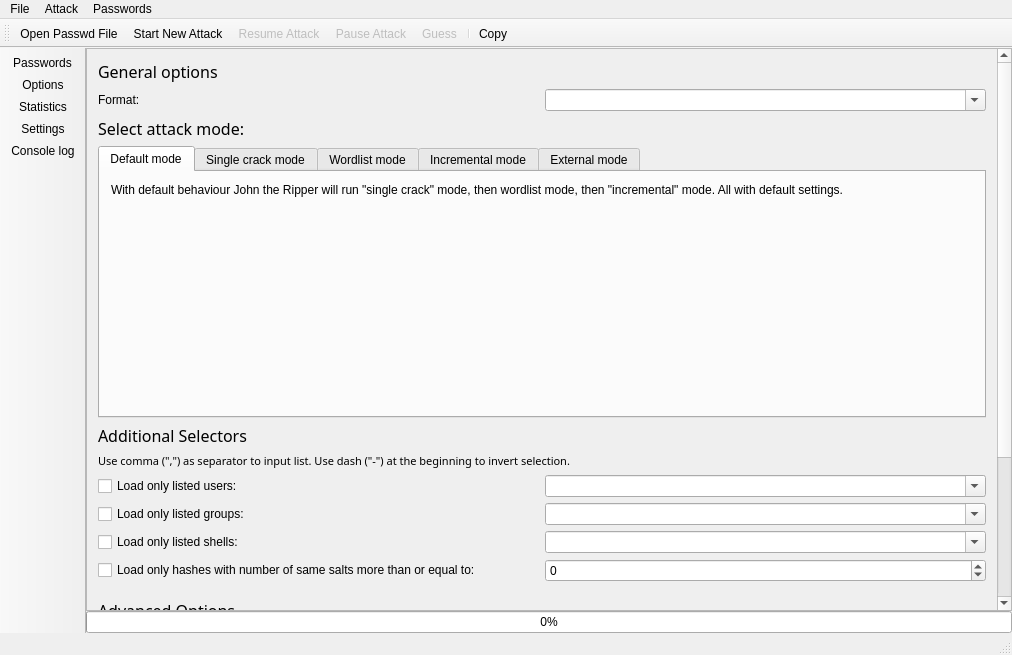
Before: the Qt Designer form mainwindow.ui in openwall/johnny, drawn with Qt 5.
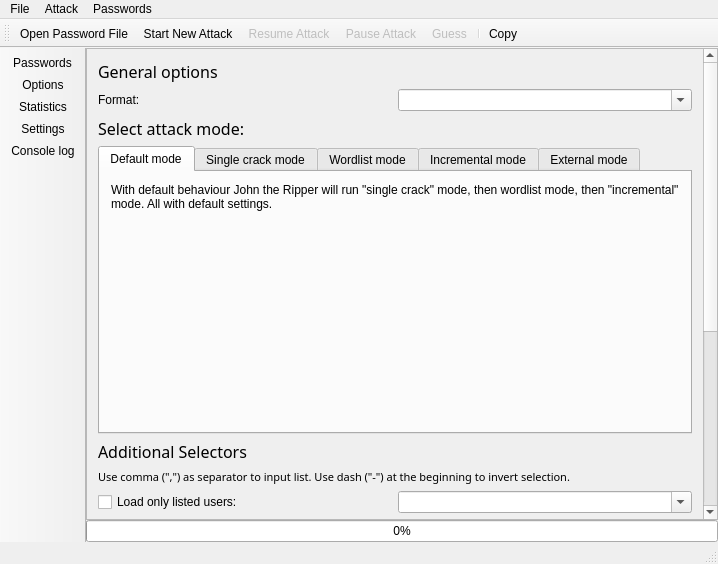
After: the same form once the commit is applied. Icons and pictures are not drawn. Custom widgets are drawn as their Qt base class.

Commit message: Refine app keyboard shortcuts and menubar actions.

Diff of the .ui file:
```diff
--- a/mainwindow.ui
+++ b/mainwindow.ui
@@ -6,8 +6,8 @@
    <rect>
     <x>0</x>
     <y>0</y>
-    <width>1012</width>
-    <height>655</height>
+    <width>718</width>
+    <height>564</height>
    </rect>
   </property>
   <property name="sizePolicy">
@@ -107,8 +107,8 @@
             <rect>
              <x>0</x>
              <y>0</y>
-             <width>900</width>
-             <height>864</height>
+             <width>640</width>
+             <height>899</height>
             </rect>
            </property>
            <layout class="QVBoxLayout" name="verticalLayout_5">
@@ -1024,8 +1024,8 @@
     <rect>
      <x>0</x>
      <y>0</y>
-     <width>1012</width>
-     <height>27</height>
+     <width>718</width>
+     <height>22</height>
     </rect>
    </property>
    <widget class="QMenu" name="menuFile">
@@ -1071,8 +1071,8 @@
    </property>
    <property name="iconSize">
     <size>
-     <width>80</width>
-     <height>50</height>
+     <width>32</width>
+     <height>32</height>
     </size>
    </property>
    <property name="toolButtonStyle">
@@ -1097,7 +1097,7 @@
     </iconset>
    </property>
    <property name="text">
-    <string>Open Passwd File</string>
+    <string>Open Password File</string>
    </property>
    <property name="toolTip">
     <string>Open a password file</string>
```
Left out of the diff: 42 changed lines with no effect on the pictures. The commit also changes 1 other file.
